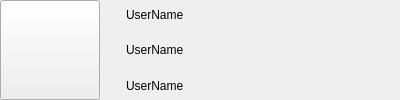
First picture: the form in DataModeView/UserInfoFrame.ui, repository MRcao1001/Ddecode-QT-TCP-customWidget-MVD-MVC-MVVM-, before the edit.
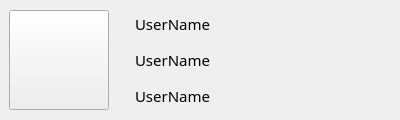
Second picture: the form after the edit. Icons and pictures are not drawn.

The edit to the form file:
```diff
--- a/DataModeView/UserInfoFrame.ui
+++ b/DataModeView/UserInfoFrame.ui
@@ -7,24 +7,30 @@
     <x>0</x>
     <y>0</y>
     <width>400</width>
-    <height>99</height>
+    <height>120</height>
    </rect>
   </property>
+  <property name="minimumSize">
+   <size>
+    <width>400</width>
+    <height>0</height>
+   </size>
+  </property>
   <property name="windowTitle">
    <string>Frame</string>
   </property>
   <layout class="QHBoxLayout" name="horizontalLayout">
    <property name="leftMargin">
-    <number>0</number>
+    <number>9</number>
    </property>
    <property name="topMargin">
-    <number>0</number>
+    <number>9</number>
    </property>
    <property name="rightMargin">
-    <number>0</number>
+    <number>9</number>
    </property>
    <property name="bottomMargin">
-    <number>0</number>
+    <number>9</number>
    </property>
    <item>
     <layout class="QVBoxLayout" name="verticalLayout_2">
@@ -88,6 +94,12 @@
          <height>0</height>
         </size>
        </property>
+       <property name="font">
+        <font>
+         <family>苹方 常规</family>
+         <pointsize>11</pointsize>
+        </font>
+       </property>
        <property name="text">
         <string>UserName</string>
        </property>
@@ -101,6 +113,12 @@
          <height>0</height>
         </size>
        </property>
+       <property name="font">
+        <font>
+         <family>苹方 常规</family>
+         <pointsize>11</pointsize>
+        </font>
+       </property>
        <property name="text">
         <string>UserName</string>
        </property>
@@ -114,6 +132,12 @@
          <height>0</height>
         </size>
        </property>
+       <property name="font">
+        <font>
+         <family>苹方 常规</family>
+         <pointsize>11</pointsize>
+        </font>
+       </property>
        <property name="text">
         <string>UserName</string>
        </property>
```
